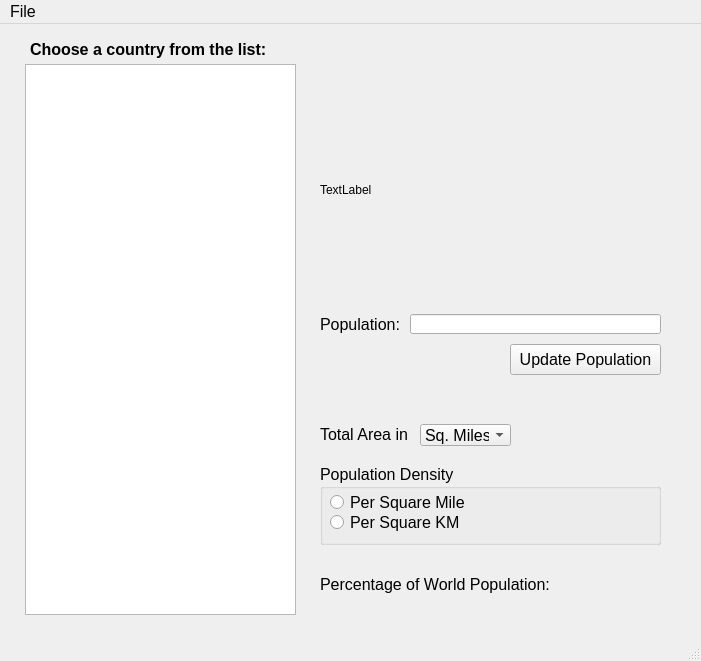
Before: the Qt Designer form Project/CountriesOfTheWorld.ui in LaercioMSJ/Logic-and-Programming-I, drawn with Qt 5.
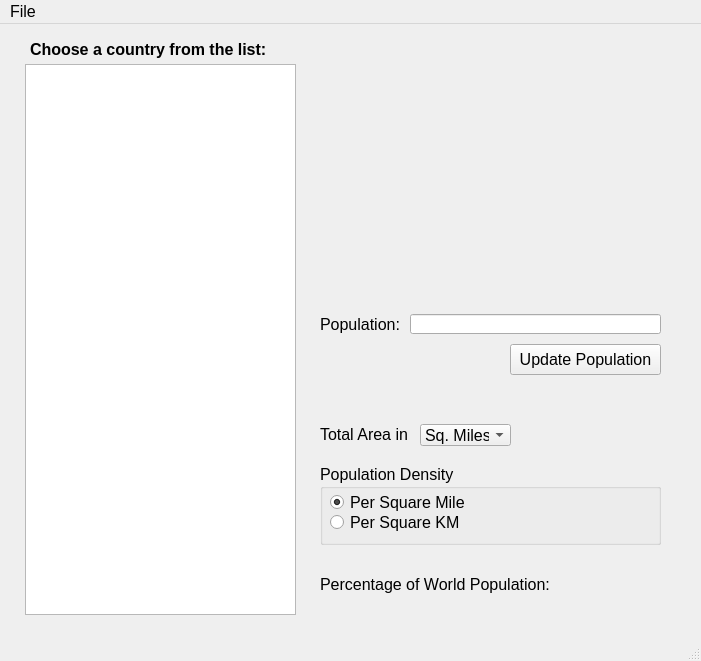
After: the same form once the commit is applied.

What changed in the file:
```diff
--- a/Project/CountriesOfTheWorld.ui
+++ b/Project/CountriesOfTheWorld.ui
@@ -143,14 +143,14 @@
    <widget class="QLabel" name="labelCountry_Flag">
     <property name="geometry">
      <rect>
-      <x>320</x>
+      <x>330</x>
       <y>80</y>
-      <width>341</width>
+      <width>331</width>
       <height>171</height>
      </rect>
     </property>
     <property name="text">
-     <string>TextLabel</string>
+     <string/>
     </property>
    </widget>
    <widget class="QLabel" name="labelPercentage_Of_World">
@@ -253,6 +253,12 @@
     <property name="title">
      <string>Population Density</string>
     </property>
+    <property name="flat">
+     <bool>false</bool>
+    </property>
+    <property name="checkable">
+     <bool>false</bool>
+    </property>
     <widget class="QRadioButton" name="radioButtonSquare_Mile">
      <property name="geometry">
       <rect>
@@ -265,6 +271,9 @@
      <property name="text">
       <string>Per Square Mile</string>
      </property>
+     <property name="checked">
+      <bool>true</bool>
+     </property>
     </widget>
     <widget class="QRadioButton" name="radioButtonSquare_KM">
      <property name="geometry">
```
Left out of the diff: 15 changed lines with no effect on the pictures.
